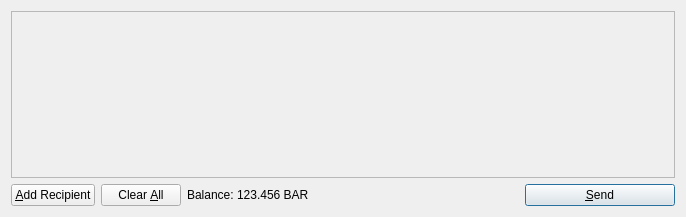
Qt form src/qt/forms/sendcoinsdialog.ui (slugcoin/slugcoin) before a commit.
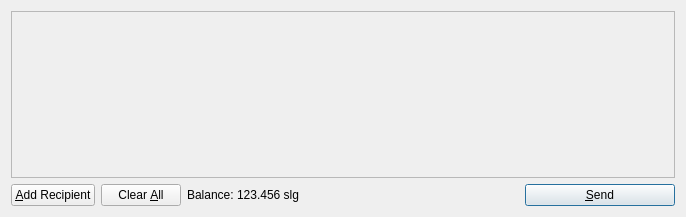
The same form after that commit. Icons and pictures are not drawn.

What changed in the file:
```diff
--- a/src/qt/forms/sendcoinsdialog.ui
+++ b/src/qt/forms/sendcoinsdialog.ui
@@ -119,7 +119,7 @@
           <cursorShape>IBeamCursor</cursorShape>
          </property>
          <property name="text">
-          <string>123.456 BAR</string>
+          <string>123.456 slg</string>
          </property>
          <property name="textInteractionFlags">
           <set>Qt::LinksAccessibleByMouse|Qt::TextSelectableByKeyboard|Qt::TextSelectableByMouse</set>
```
